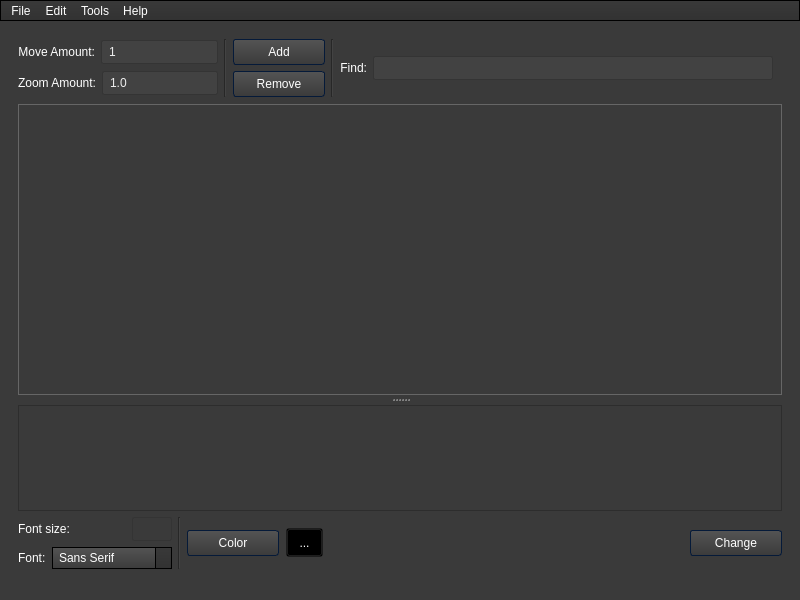
Old version of the form forms/mainwindow.ui in the repository WTS012201/Text-Extraction-Tool.
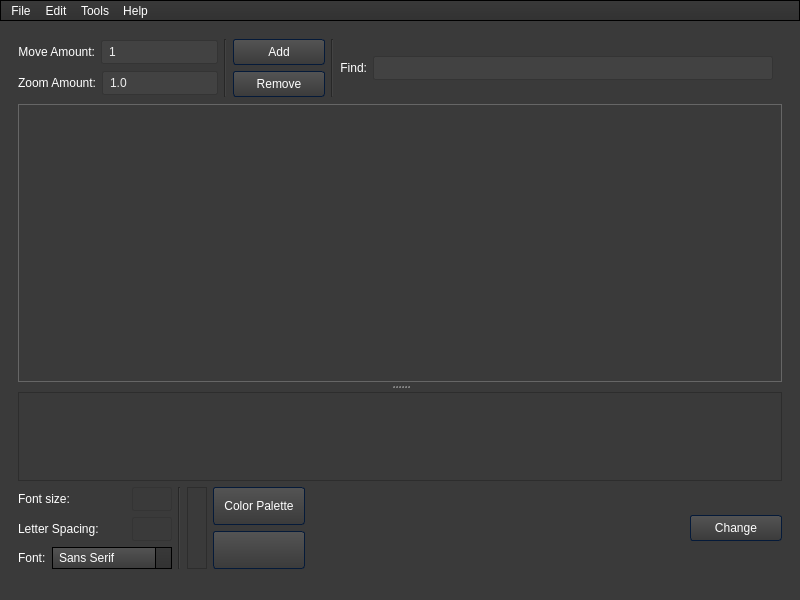
New version of the form. Icons and pictures are not drawn.

```diff
--- a/forms/mainwindow.ui
+++ b/forms/mainwindow.ui
@@ -1218,6 +1218,9 @@
                </size>
               </property>
               <layout class="QVBoxLayout" name="verticalLayout">
+               <property name="sizeConstraint">
+                <enum>QLayout::SetMinAndMaxSize</enum>
+               </property>
                <property name="bottomMargin">
                 <number>0</number>
                </property>
@@ -1245,6 +1248,9 @@
                </item>
                <item>
                 <layout class="QHBoxLayout" name="textOptions" stretch="0,0,0,0,5,0">
+                 <property name="sizeConstraint">
+                  <enum>QLayout::SetMinAndMaxSize</enum>
+                 </property>
                  <item>
                   <layout class="QVBoxLayout" name="verticalLayout_5">
                    <property name="sizeConstraint">
@@ -1285,6 +1291,32 @@
                      </item>
                     </layout>
                    </item>
+                   <item>
+                    <layout class="QHBoxLayout" name="horizontalLayout_2">
+                     <item>
+                      <widget class="QLabel" name="label_4">
+                       <property name="text">
+                        <string>Letter Spacing:</string>
+                       </property>
+                      </widget>
+                     </item>
+                     <item>
+                      <widget class="QLineEdit" name="letterSpacing">
+                       <property name="maximumSize">
+                        <size>
+                         <width>40</width>
+                         <height>16777215</height>
+                        </size>
+                       </property>
+                       <property name="styleSheet">
+                        <string notr="true">.QLineEdit{
+background:transparent;
+}</string>
+                       </property>
+                      </widget>
+                     </item>
+                    </layout>
+                   </item>
                    <item>
                     <layout class="QHBoxLayout" name="horizontalLayout_6">
                      <property name="sizeConstraint">
@@ -1353,18 +1385,53 @@
                   </widget>
                  </item>
                  <item>
-                  <widget class="QPushButton" name="color">
-                   <property name="text">
-                    <string>Color</string>
+                  <widget class="QGraphicsView" name="colorSelect">
+                   <property name="sizePolicy">
+                    <sizepolicy hsizetype="Preferred" vsizetype="Preferred">
+                     <horstretch>0</horstretch>
+                     <verstretch>0</verstretch>
+                    </sizepolicy>
+                   </property>
+                   <property name="maximumSize">
+                    <size>
+                     <width>20</width>
+                     <height>16777215</height>
+                    </size>
                    </property>
                   </widget>
                  </item>
                  <item>
-                  <widget class="QToolButton" name="dropper">
-                   <property name="text">
-                    <string>...</string>
+                  <layout class="QVBoxLayout" name="verticalLayout_4">
+                   <property name="sizeConstraint">
+                    <enum>QLayout::SetMinimumSize</enum>
                    </property>
-                  </widget>
+                   <item>
+                    <widget class="QPushButton" name="color">
+                     <property name="sizePolicy">
+                      <sizepolicy hsizetype="Minimum" vsizetype="Minimum">
+                       <horstretch>0</horstretch>
+                       <verstretch>0</verstretch>
+                      </sizepolicy>
+                     </property>
+                     <property name="text">
+                      <string>Color Palette</string>
+                     </property>
+                    </widget>
+                   </item>
+                   <item>
+                    <widget class="QPushButton" name="dropper">
+                     <property name="sizePolicy">
+                      <sizepolicy hsizetype="Minimum" vsizetype="Minimum">
+                       <horstretch>0</horstretch>
+                       <verstretch>0</verstretch>
+                      </sizepolicy>
+                     </property>
+                     <property name="text">
+                      <string/>
+                     </property>
+                    </widget>
+                   </item>
+                  </layout>
                  </item>
                  <item>
                   <spacer name="horizontalSpacer_2">
```
